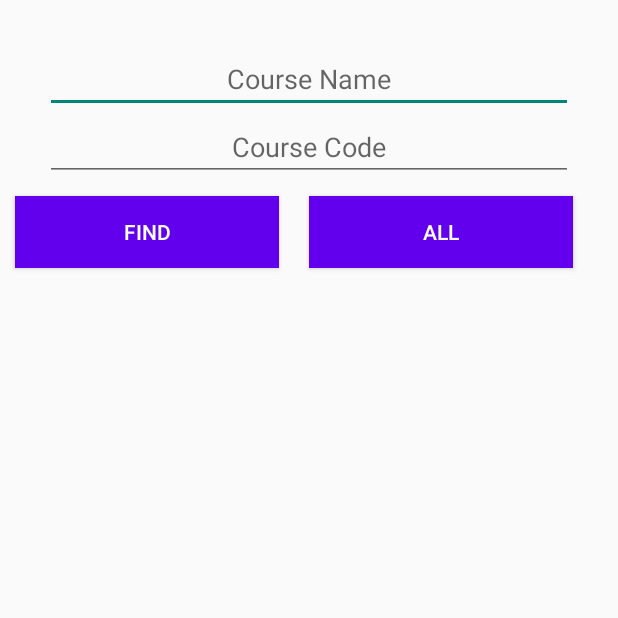
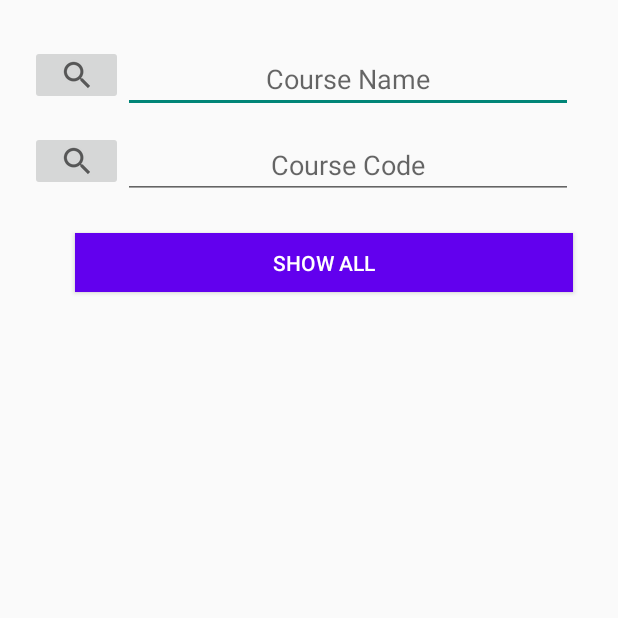
Before and after one commit to A-Steeves/SEG2105-TermProject, an Android app: the fragment InstructorFragment2 shown on its own in the app's theme, on a phone screen of 412 x 824 dp, the top half of it. Run offline under Robolectric (Android 15) with nearby library versions, the phone set to English and light mode, and no system bars.

Commit message:
Added ability to search using course code or course name

```diff
--- a/app/src/main/java/com/example/lab3/InstructorFragment2.java
+++ b/app/src/main/java/com/example/lab3/InstructorFragment2.java
@@ -7,6 +7,7 @@ import android.view.View;
 import android.view.ViewGroup;
 import android.widget.AdapterView;
 import android.widget.Button;
+import android.widget.ImageButton;
 import android.widget.ListView;
 import android.widget.TextView;
 
@@ -30,6 +31,8 @@ public class InstructorFragment2 extends Fragment {
     ListView listView;
     Button find;
     Button all;
+    ImageButton searchCourse;
+    ImageButton searchCode;
 
     @Nullable
     @org.jetbrains.annotations.Nullable
@@ -37,7 +40,9 @@ public class InstructorFragment2 extends Fragment {
     public View onCreateView(@NonNull @NotNull LayoutInflater inflater, @Nullable @org.jetbrains.annotations.Nullable ViewGroup container, @Nullable @org.jetbrains.annotations.Nullable Bundle savedInstanceState) {
         View v = inflater.inflate(R.layout.frag_instructor2, container, false);
 
-        find = v.findViewById(R.id.Find3);
+        //find = v.findViewById(R.id.Find3);
+        searchCourse = v.findViewById(R.id.imageButton);
+        searchCode = v.findViewById(R.id.imageButton2);
         all = v.findViewById(R.id.All3);
         listView = v.findViewById(R.id.listview3);
         courseList = new ArrayList<Course>();
@@ -80,11 +85,13 @@ public class InstructorFragment2 extends Fragment {
             }
         });
 
-        find.setOnClickListener(new View.OnClickListener() {
+
+
+       searchCourse.setOnClickListener(new View.OnClickListener() {
             @Override
             public void onClick(View r) {
-                TextView nameeIn = v.findViewById(R.id.CourseName1);
-                String name = nameeIn.getText().toString();
+                TextView nameIn = v.findViewById(R.id.CourseName1);
+                String name = nameIn.getText().toString();
                 Course found = myDb.findCourse(name);
                 Boolean courseCheck = validateCourseName();
                 if (courseCheck != false) {
@@ -92,6 +99,27 @@ public class InstructorFragment2 extends Fragment {
                         courseList.clear();
                         courseList.add(found);
                         adapter.notifyDataSetChanged();
+                    }else{
+                        nameIn.setError("Your search yielded no results");
+                    }
+                }
+            }
+        });
+
+        searchCode.setOnClickListener(new View.OnClickListener() {
+            @Override
+            public void onClick(View r) {
+                TextView codeIn = v.findViewById(R.id.CourseCode1);
+                String code = codeIn.getText().toString();
+                Course foundbycode = myDb.findCourseByCode(code);
+                Boolean courseCheck = validateCourseCode();
+                if (courseCheck != false) {
+                    if (foundbycode !=null) {
+                        courseList.clear();
+                        courseList.add(foundbycode);
+                        adapter.notifyDataSetChanged();
+                    }else{
+                        codeIn.setError("Your search yielded no results");
                     }
                 }
             }
@@ -110,16 +138,16 @@ public class InstructorFragment2 extends Fragment {
     }
 
     private boolean validateCourseName() {
-        TextView nameeIn = getActivity().findViewById(R.id.CourseName1);
-        String name = nameeIn.getText().toString();
+        TextView nameIn = getActivity().findViewById(R.id.CourseName1);
+        String name = nameIn.getText().toString();
         if (name.isEmpty() == true) {
-            nameeIn.setError("This field cannot be empty");
+            nameIn.setError("This field cannot be empty");
             return false;
         }
         return true;
     }
 
-    private boolean validateCourseCode() {
+   private boolean validateCourseCode() {
         TextView codeIn = getActivity().findViewById(R.id.CourseCode1);
         String code = codeIn.getText().toString();
         if (code.isEmpty() == true) {
--- a/app/src/main/res/layout/frag_instructor2.xml
+++ b/app/src/main/res/layout/frag_instructor2.xml
@@ -1,5 +1,6 @@
 <?xml version="1.0" encoding="utf-8"?>
 <RelativeLayout xmlns:android="http://schemas.android.com/apk/res/android"
+    xmlns:app="http://schemas.android.com/apk/res-auto"
     xmlns:tools="http://schemas.android.com/tools"
     android:layout_width="match_parent"
     android:orientation="vertical"
@@ -11,25 +12,53 @@
         android:layout_height="match_parent"
         android:orientation="vertical">
 
+        <LinearLayout
+            android:layout_width="match_parent"
+            android:layout_height="87dp"
+            android:orientation="horizontal">
+
+            <ImageButton
+                android:id="@+id/imageButton"
+                android:layout_width="62dp"
+                android:layout_height="40dp"
+                android:layout_marginLeft="20dp"
+                android:layout_marginTop="30dp"
+                app:srcCompat="?android:attr/actionModeWebSearchDrawable" />
+
             <EditText
                 android:id="@+id/CourseName1"
                 android:layout_width="match_parent"
                 android:layout_height="wrap_content"
-            android:layout_marginLeft="30dp"
+                android:layout_marginLeft="0dp"
                 android:layout_marginTop="30dp"
                 android:layout_marginRight="30dp"
                 android:gravity="center"
                 android:hint="Course Name" />
 
+        </LinearLayout>
+
+        <LinearLayout
+            android:layout_width="match_parent"
+            android:layout_height="58dp"
+            android:orientation="horizontal">
+
+            <ImageButton
+                android:id="@+id/imageButton2"
+                android:layout_width="62dp"
+                android:layout_height="40dp"
+                android:layout_marginLeft="20dp"
+                android:layout_marginTop="0dp"
+                app:srcCompat="?android:attr/actionModeWebSearchDrawable" />
 
             <EditText
                 android:id="@+id/CourseCode1"
                 android:layout_width="match_parent"
                 android:layout_height="wrap_content"
-            android:layout_marginLeft="30dp"
+                android:layout_marginLeft="0dp"
                 android:layout_marginRight="30dp"
                 android:gravity="center"
                 android:hint="Course Code" />
+        </LinearLayout>
 
         <LinearLayout
             android:layout_width="match_parent"
@@ -38,35 +67,26 @@
 
 
             <Button
-                android:id="@+id/Find3"
-                android:layout_width="100dp"
-                android:layout_height="wrap_content"
-                android:layout_marginLeft="10dp"
-                android:layout_marginTop="10dp"
-                android:layout_marginRight="10dp"
-                android:layout_weight="1"
-                android:background="#FF6200EE"
-                android:textColor="@android:color/white"
-                android:text="FIND" />
-
-            <Button
                 android:id="@+id/All3"
-                android:layout_width="100dp"
-                android:layout_height="wrap_content"
-                android:layout_marginLeft="10dp"
+                android:layout_width="50dp"
+                android:layout_height="39dp"
+                android:layout_marginLeft="50dp"
                 android:layout_marginTop="10dp"
                 android:layout_marginRight="30dp"
                 android:layout_weight="1"
                 android:background="#FF6200EE"
-                android:textColor="@android:color/white"
-                android:text="ALL" />
+                android:text="SHOW ALL"
+                android:textColor="@android:color/white" />
 
         </LinearLayout>
 
         <ListView
             android:id="@+id/listview3"
             android:layout_width="match_parent"
-            android:layout_height="wrap_content" />
+            android:layout_height="wrap_content" >
+
+
+        </ListView>
 
     </LinearLayout>
 </RelativeLayout>
```
Also changed, not shown: app/src/main/res/drawable/ic_list.xml (added, +10 -0 lines). Lines whose indentation alone changed are shown as unchanged.
